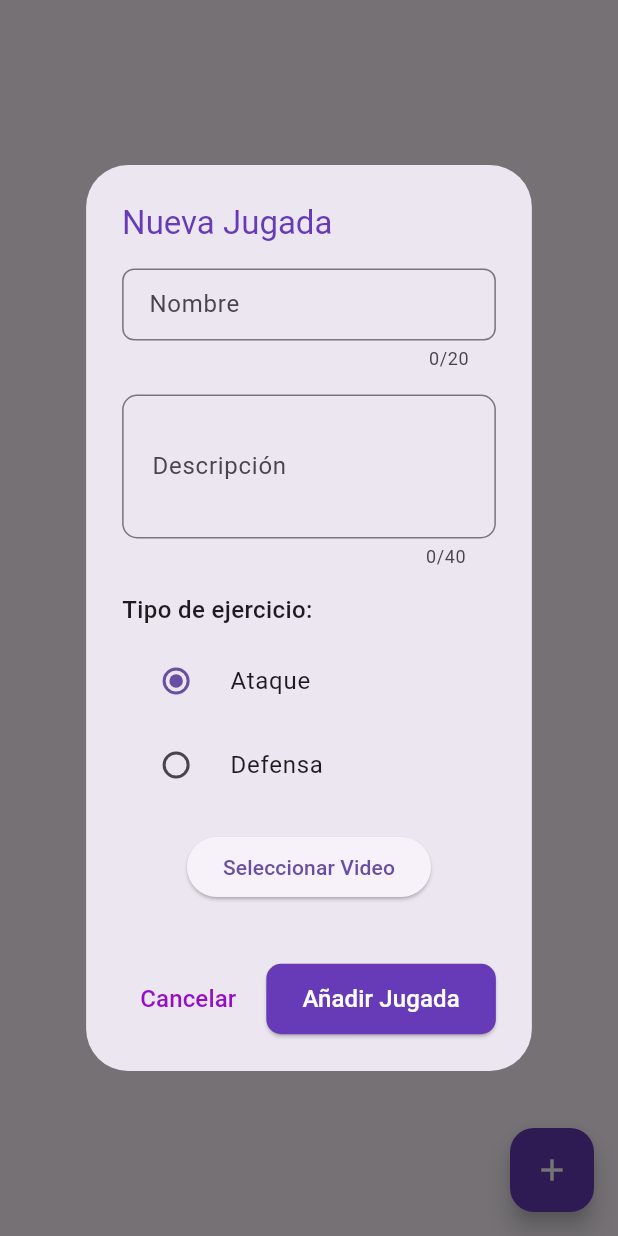
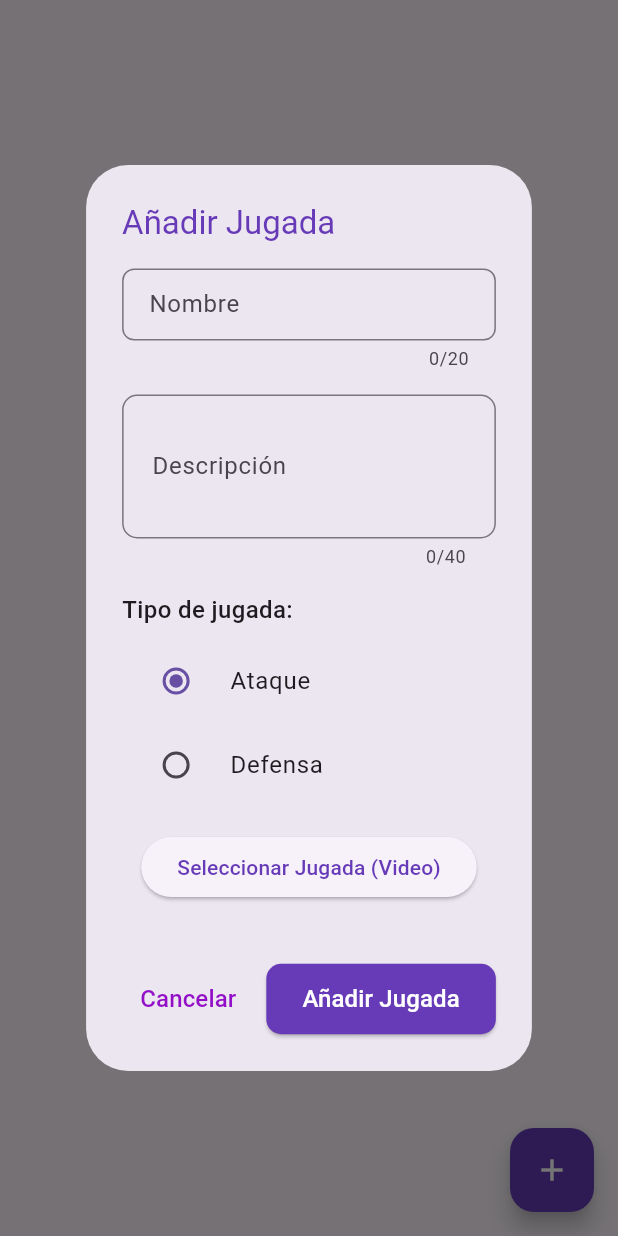
Before and after one commit to MoisesSanPer/NipiBasketTuPizarraVirtual, a Flutter app: the Jugadas screen opened directly with empty values, after a tap on the "add" icon, on a phone screen of 412 x 824 dp. Run offline on Flutter 3.47's test engine with Material 3 defaults, Android fonts, the phone set to English and light mode, and no system bars; our stand-ins replace chewie, cloud_firestore, firebase_auth, firebase_core, firebase_storage, fluttertoast and 6 more; accounts and stored records are empty.

Commit message:
Corregido erroes visuales y  cambios en el tema oscuro

```diff
--- a/lib/pages/Jugadas.dart
+++ b/lib/pages/Jugadas.dart
@@ -4,31 +4,31 @@ import 'package:firebase_auth/firebase_auth.dart';
 import 'package:firebase_storage/firebase_storage.dart';
 import 'package:flutter/material.dart';
 import 'package:flutter/services.dart';
+import 'package:fluttertoast/fluttertoast.dart';
 import 'package:image_picker/image_picker.dart';
 import 'package:nipibasket_tupizarravirtual/models/Jugada.class.dart';
-import 'package:nipibasket_tupizarravirtual/models/ThemeProvider.dart'show ThemeProvider;
+import 'package:nipibasket_tupizarravirtual/models/ThemeProvider.dart'
+    show ThemeProvider;
 import 'package:nipibasket_tupizarravirtual/pages/VideoPlayer.dart';
 import 'package:nipibasket_tupizarravirtual/services/JugadasServices.dart';
 import 'package:permission_handler/permission_handler.dart';
 import 'package:provider/provider.dart';
 import 'package:uuid/uuid.dart';
+
 class Jugadas extends StatefulWidget {
   final JugadasServices jugadasServices;
 
-  const Jugadas({
-    super.key,
-    required this.jugadasServices,
-  });
+  const Jugadas({super.key, required this.jugadasServices});
 
   @override
   State<Jugadas> createState() => _JugadasState();
 }
+
 class _JugadasState extends State<Jugadas> {
-
   @override
   Widget build(BuildContext context) {
     return Scaffold(
-        floatingActionButton: FloatingActionButton(
+      floatingActionButton: FloatingActionButton(
         onPressed: () => agregarJugada(context),
         backgroundColor: Colors.deepPurple,
         shape: RoundedRectangleBorder(borderRadius: BorderRadius.circular(16)),
@@ -178,7 +178,8 @@ class _JugadasState extends State<Jugadas> {
   void agregarJugada(BuildContext context) {
     final TextEditingController nameController = TextEditingController();
     final TextEditingController descriptionController = TextEditingController();
-    TipoJugada? tipoSeleccionado = TipoJugada.ataque; // Tipo de jugada por defecto
+    TipoJugada? tipoSeleccionado =
+        TipoJugada.ataque; // Tipo de jugada por defecto
     File? selectedVideo;
     showDialog(
       context: context,
@@ -206,15 +207,22 @@ class _JugadasState extends State<Jugadas> {
                     selectedVideo = File(video.path);
                   });
                 }
-              } else if (permission.isDenied || permission.isPermanentlyDenied) {
+              } else if (permission.isDenied ||
+                  permission.isPermanentlyDenied) {
                 await openAppSettings();
               }
             }
 
             return AlertDialog(
-              title: const Text(
-                'Nueva Jugada',
-                style: TextStyle(color: Colors.deepPurple, fontSize: 22),
+              title: Text(
+                'Añadir Jugada',
+                style: TextStyle(
+                  color:
+                      Provider.of<ThemeProvider>(context).isDarkMode
+                          ? Colors.white
+                          : Colors.deepPurple,
+                  fontSize: 22,
+                ),
               ),
               content: SingleChildScrollView(
                 child: Column(
@@ -233,7 +241,7 @@ class _JugadasState extends State<Jugadas> {
                         ),
                       ),
                       style: const TextStyle(fontSize: 16),
-                       maxLength: 20,
+                      maxLength: 20,
                       maxLengthEnforcement: MaxLengthEnforcement.enforced,
                     ),
                     const SizedBox(height: 16),
@@ -251,7 +259,7 @@ class _JugadasState extends State<Jugadas> {
                       ),
                       maxLines: 3,
                       style: const TextStyle(fontSize: 16),
-                       maxLength: 40,
+                      maxLength: 40,
                       maxLengthEnforcement: MaxLengthEnforcement.enforced,
                     ),
                     const SizedBox(height: 16),
@@ -259,7 +267,7 @@ class _JugadasState extends State<Jugadas> {
                       crossAxisAlignment: CrossAxisAlignment.start,
                       children: [
                         const Text(
-                          'Tipo de ejercicio:',
+                          'Tipo de jugada:',
                           style: TextStyle(
                             fontWeight: FontWeight.w500,
                             fontSize: 16,
@@ -296,7 +304,15 @@ class _JugadasState extends State<Jugadas> {
                       onPressed: () async {
                         await subirVideo();
                       },
-                      child: const Text('Seleccionar Video'),
+                      child: Text(
+                        'Seleccionar Jugada (Video)',
+                        style: TextStyle(
+                          color:
+                              Provider.of<ThemeProvider>(context).isDarkMode
+                                  ? Colors.white
+                                  : Colors.deepPurple,
+                        ),
+                      ),
                     ),
                     const SizedBox(height: 16),
                     // Vista previa del video seleccionado
@@ -312,10 +328,13 @@ class _JugadasState extends State<Jugadas> {
               actions: [
                 TextButton(
                   onPressed: () => Navigator.pop(context),
-                  child: const Text(
+                  child: Text(
                     'Cancelar',
                     style: TextStyle(
-                      color: Color.fromARGB(255, 147, 15, 199),
+                      color:
+                          Provider.of<ThemeProvider>(context).isDarkMode
+                              ? Colors.white
+                              : Color.fromARGB(255, 147, 15, 199),
                       fontSize: 16,
                     ),
                   ),
@@ -323,8 +342,13 @@ class _JugadasState extends State<Jugadas> {
                 ElevatedButton(
                   onPressed: () async {
                     if (nameController.text.isEmpty) {
-                      ScaffoldMessenger.of(context).showSnackBar(
-                        const SnackBar(content: Text('El nombre es requerido')),
+                      Fluttertoast.showToast(
+                        msg: 'El nombre es requerido',
+                        toastLength: Toast.LENGTH_LONG,
+                        gravity: ToastGravity.SNACKBAR,
+                        backgroundColor: Colors.redAccent,
+                        textColor: const Color.fromARGB(255, 255, 255, 255),
+                        fontSize: 14.0,
                       );
                       return;
                     }
@@ -348,7 +372,7 @@ class _JugadasState extends State<Jugadas> {
                         return;
                       }
                     }
-                   final nuevaJugada = Jugada(
+                    final nuevaJugada = Jugada(
                       id: nuevoId,
                       nombre: nameController.text,
                       descripcion: descriptionController.text,
--- a/lib/pages/SettingsPage.dart
+++ b/lib/pages/SettingsPage.dart
@@ -110,7 +110,7 @@ class _SettingsPageState extends State<SettingsPage> {
       if (mounted) {
         ScaffoldMessenger.of(
           context,
-        ).showSnackBar(SnackBar(content: Text('Error:  no has seleccionado una imagen o no tienes permisos para acceder a la galería')));
+        ).showSnackBar(SnackBar(content: Text('Error:  no has seleccionado ninguna imagen')));
       }
     } finally {
       // Independientemente de si la operación fue exitosa o no, actualiza el estado para indicar que ya no se está actualizando la foto
```
Also changed, not shown: lib/pages/Calendar.dart (+9 -1 lines), lib/pages/Ejercicios.dart (+31 -8 lines), lib/pages/Entrenamiento.dart (+31 -12 lines), lib/pages/Pizarra.dart (+5 -4 lines).
